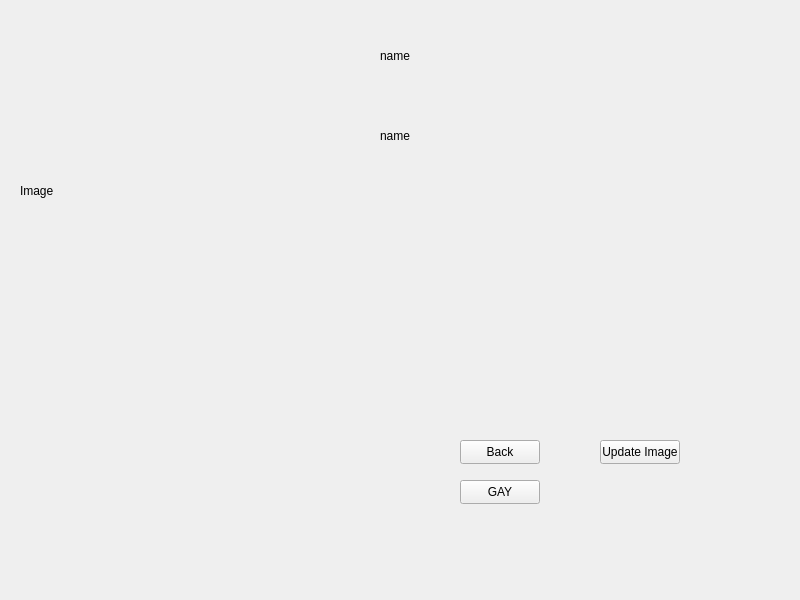
First picture: the form in frontend/gym_frontend/mainwindow/mainwindow.ui, repository AlexMNK/dyplom-gym, before the edit.
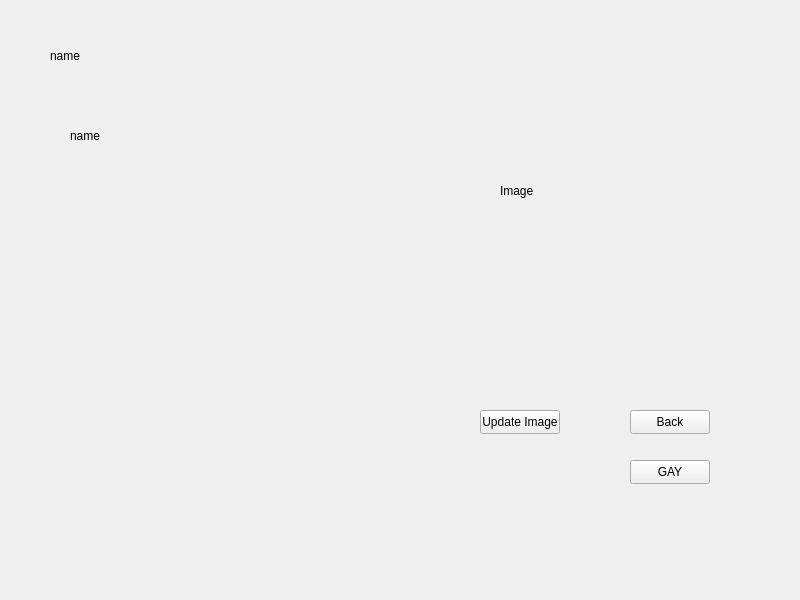
Second picture: the form after the edit.

Patch:
```diff
--- a/frontend/gym_frontend/mainwindow/mainwindow.ui
+++ b/frontend/gym_frontend/mainwindow/mainwindow.ui
@@ -17,7 +17,7 @@
    <widget class="QLabel" name="image">
     <property name="geometry">
      <rect>
-      <x>20</x>
+      <x>500</x>
       <y>10</y>
       <width>291</width>
       <height>361</height>
@@ -33,7 +33,7 @@
    <widget class="QLabel" name="name">
     <property name="geometry">
      <rect>
-      <x>380</x>
+      <x>50</x>
       <y>30</y>
       <width>291</width>
       <height>51</height>
@@ -46,7 +46,7 @@
    <widget class="QLabel" name="password">
     <property name="geometry">
      <rect>
-      <x>380</x>
+      <x>70</x>
       <y>110</y>
       <width>291</width>
       <height>51</height>
@@ -59,8 +59,8 @@
    <widget class="QPushButton" name="pushButton">
     <property name="geometry">
      <rect>
-      <x>460</x>
-      <y>440</y>
+      <x>630</x>
+      <y>410</y>
       <width>80</width>
       <height>24</height>
      </rect>
@@ -72,8 +72,8 @@
    <widget class="QPushButton" name="Gay_button">
     <property name="geometry">
      <rect>
-      <x>460</x>
-      <y>480</y>
+      <x>630</x>
+      <y>460</y>
       <width>80</width>
       <height>24</height>
      </rect>
@@ -85,8 +85,8 @@
    <widget class="QPushButton" name="update_img">
     <property name="geometry">
      <rect>
-      <x>600</x>
-      <y>440</y>
+      <x>480</x>
+      <y>410</y>
       <width>80</width>
       <height>24</height>
      </rect>
```
